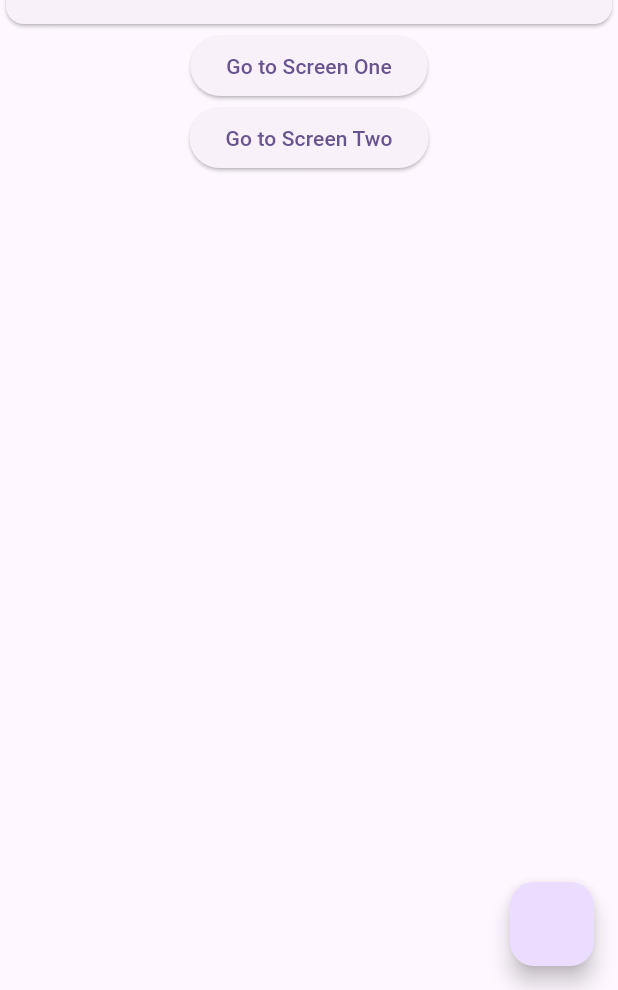
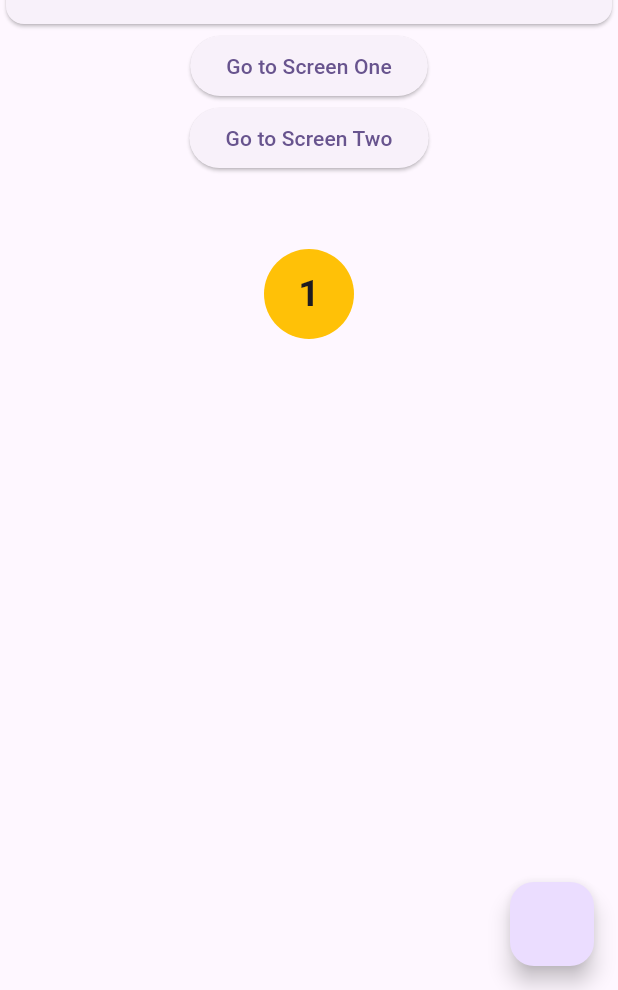
Before and after one commit to a4-asim/flutter_getx, a Flutter app: the screen it shows after launch, on a phone screen of 412 x 824 dp, the part 246-1236 px from its top. Run offline on Flutter 3.47's test engine with Material 3 defaults, Android fonts, the phone set to English and light mode, and no system bars; our stand-ins replace get.

Commit message:
Counter with setState

```diff
--- a/lib/home_screen.dart
+++ b/lib/home_screen.dart
@@ -10,6 +10,8 @@ class HomeScreen extends StatefulWidget {
 }
 
 class _HomeScreenState extends State<HomeScreen> {
+  int counter = 1;
+
   @override
   Widget build(BuildContext context) {
     return Scaffold(
@@ -85,15 +87,36 @@ class _HomeScreenState extends State<HomeScreen> {
             },
             child: const Text('Go to Screen Two'),
           ),
+          const SizedBox(
+            height: 50,
+          ),
+          Container(
+            height: 60,
+            width: 60,
+            decoration: const BoxDecoration(
+              color: Colors.amber,
+              shape: BoxShape.circle,
+            ),
+            child: Center(
+              child: Text(
+                counter.toString(),
+                style:
+                    const TextStyle(fontSize: 25, fontWeight: FontWeight.bold),
+              ),
+            ),
+          )
         ],
       ),
       floatingActionButton: FloatingActionButton(onPressed: () {
-        Get.snackbar(
-          "Asim Majeed",
-          "Welcome to Getx learning app",
-          backgroundColor: Colors.blueAccent,
-          icon: const Icon(Icons.show_chart),
-        );
+        setState(() {
+          counter++;
+        });
+        // Get.snackbar(
+        //   "Asim Majeed",
+        //   "Welcome to Getx learning app",
+        //   backgroundColor: Colors.blueAccent,
+        //   icon: const Icon(Icons.show_chart),
+        // );
       }),
     );
   }
--- a/lib/screen_one.dart
+++ b/lib/screen_one.dart
@@ -41,13 +41,12 @@ class _ScreenOneState extends State<ScreenOne> {
           ),
           Container(
             color: Colors.red,
-            height: Get.height* .1,
+            height: Get.height * .1,
             width: Get.width * 1,
           ),
-
           Container(
             color: Colors.green,
-            height: Get.height* .2,
+            height: Get.height * .2,
             width: Get.width * 1,
           ),
         ],
```
